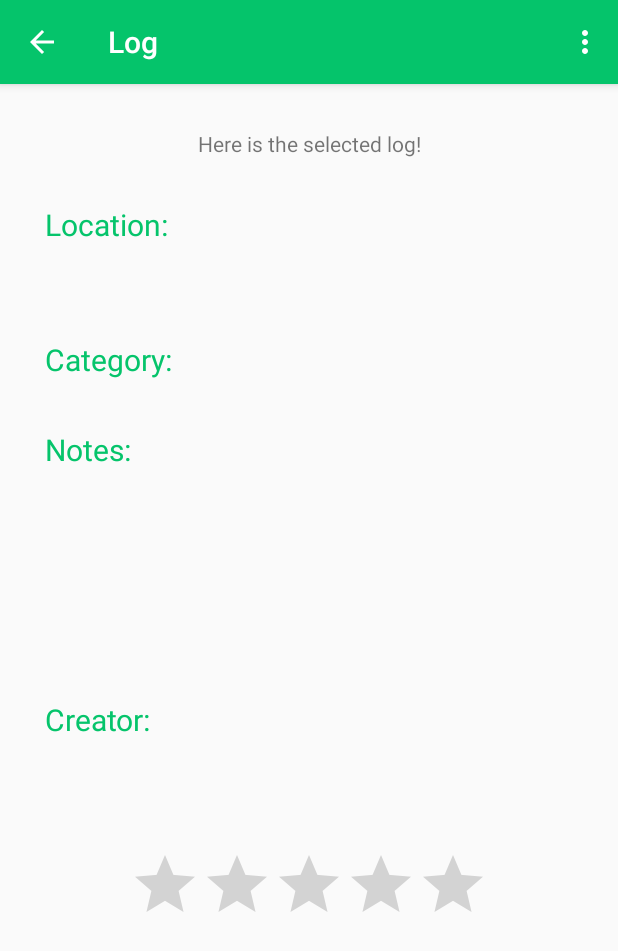
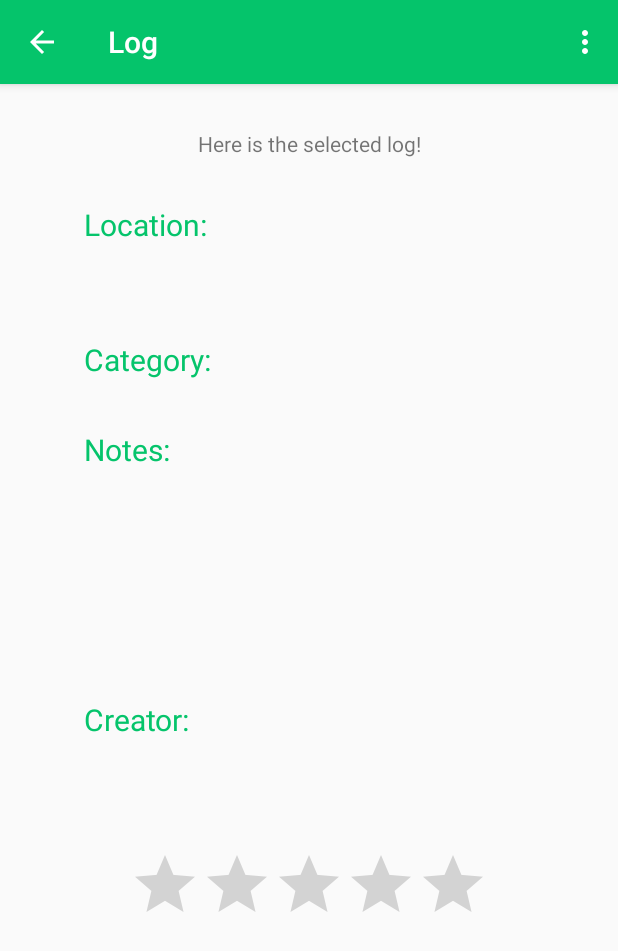
Before and after one commit to NishantAcharya/kapok-android, an Android app: the ShowLogActivity screen opened directly, with no data from a screen before it, on a phone screen of 412 x 824 dp. Shown: the top 951 px of the screen. Run offline under Robolectric (Android 15) with nearby library versions, the phone set to English and light mode, and no system bars; our stand-ins replace Firebase (no records; nobody signed in at launch, a user with empty details on screens opened directly).

Commit message:
Added Scroll View to the log Vew, fixed the scaling in log creation

```diff
--- a/app/src/main/res/layout/activity_show_log.xml
+++ b/app/src/main/res/layout/activity_show_log.xml
@@ -1,11 +1,16 @@
 <?xml version="1.0" encoding="utf-8"?>
+<ScrollView
+    xmlns:android="http://schemas.android.com/apk/res/android"
+    android:layout_width="match_parent"
+    android:layout_height="match_parent"
+    android:fillViewport="true">
 <RelativeLayout
     xmlns:android="http://schemas.android.com/apk/res/android" android:layout_width="match_parent"
     android:layout_height="match_parent">
 
     <TextView
         android:id="@+id/textView5"
-        android:layout_width="352dp"
+        android:layout_width="300dp"
         android:layout_height="wrap_content"
         android:layout_centerHorizontal="true"
         android:layout_marginTop="30dp"
@@ -14,7 +19,7 @@
 
 
     <TextView
-        android:layout_width="352dp"
+        android:layout_width="300dp"
         android:textColor="@color/colorPrimary"
         android:layout_height="wrap_content"
         android:layout_marginTop="80dp"
@@ -24,7 +29,7 @@
         />
 
     <TextView
-        android:layout_width="352dp"
+        android:layout_width="300dp"
         android:layout_height="wrap_content"
         android:layout_marginTop="110dp"
         android:layout_centerHorizontal="true"
@@ -32,7 +37,7 @@
         android:textSize="20dp"/>
 
     <TextView
-        android:layout_width="352dp"
+        android:layout_width="300dp"
         android:layout_height="wrap_content"
         android:textColor="@color/colorPrimary"
         android:layout_marginTop="170dp"
@@ -42,7 +47,7 @@
         />
 
     <TextView
-        android:layout_width="352dp"
+        android:layout_width="300dp"
         android:layout_height="wrap_content"
         android:layout_marginTop="200dp"
         android:textSize="20dp"
@@ -51,7 +56,7 @@
 
 
     <TextView
-        android:layout_width="352dp"
+        android:layout_width="300dp"
         android:textColor="@color/colorPrimary"
         android:layout_height="wrap_content"
         android:layout_marginTop="230dp"
@@ -61,7 +66,7 @@
         />
 
     <TextView
-        android:layout_width="352dp"
+        android:layout_width="300dp"
         android:layout_height="wrap_content"
         android:layout_marginTop="260dp"
         android:layout_centerHorizontal="true"
@@ -69,7 +74,7 @@
         android:textSize="20dp"/>
 
     <TextView
-        android:layout_width="352dp"
+        android:layout_width="300dp"
         android:layout_height="wrap_content"
         android:layout_marginTop="410dp"
         android:layout_centerHorizontal="true"
@@ -78,7 +83,7 @@
         android:textSize="20dp" />
 
     <TextView
-        android:layout_width="352dp"
+        android:layout_width="300dp"
         android:layout_height="wrap_content"
         android:layout_marginTop="440dp"
         android:textSize="20dp"
@@ -96,3 +101,4 @@
 
             />
 </RelativeLayout>
+</ScrollView>
```
Also changed, not shown: app/src/main/res/layout/activity_create_log.xml (+6 -6 lines).
